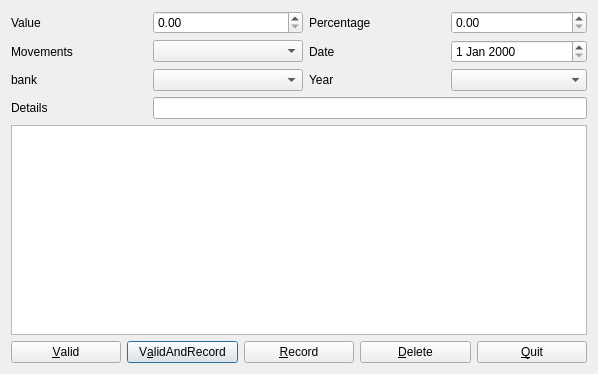
Qt form plugins/accountplugin/movements/movementsviewer.ui (FreeHealth/freehealth) before a commit.
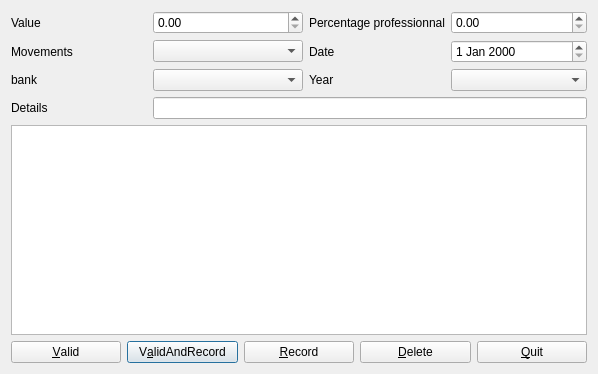
The same form after that commit.

The edit to the form file:
```diff
--- a/plugins/accountplugin/movements/movementsviewer.ui
+++ b/plugins/accountplugin/movements/movementsviewer.ui
@@ -34,7 +34,7 @@
        <item row="0" column="2">
         <widget class="QLabel" name="percentLabel">
          <property name="text">
-          <string>Percentage</string>
+          <string>Percentage professionnal</string>
          </property>
          <property name="wordWrap">
           <bool>true</bool>
```
